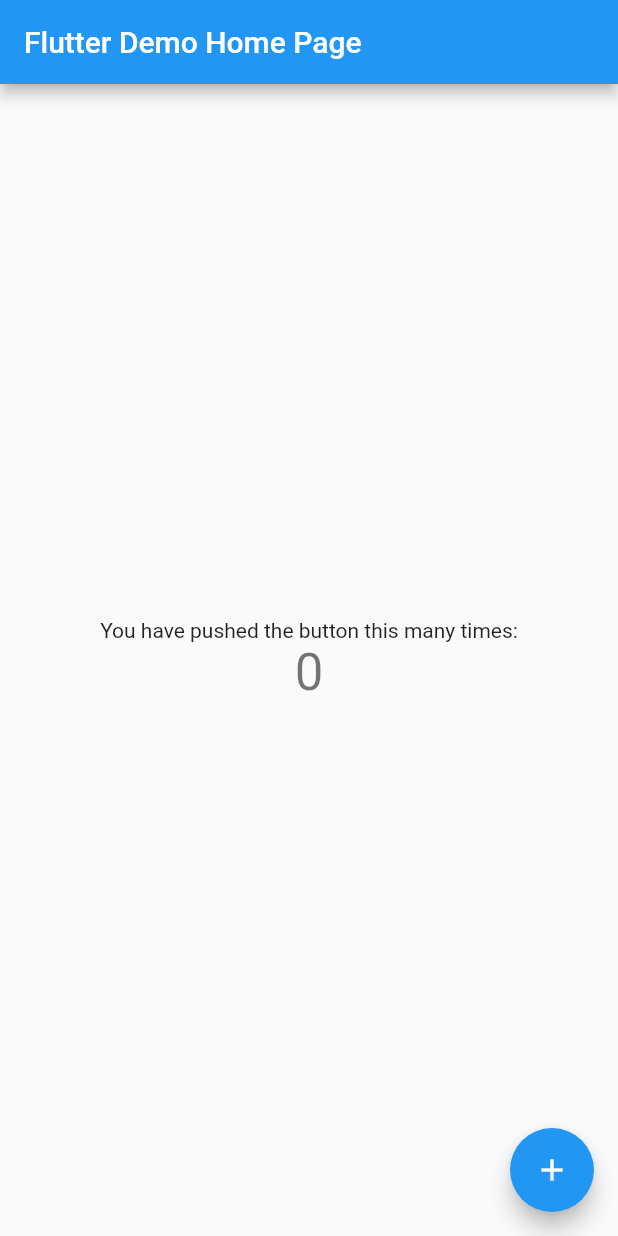
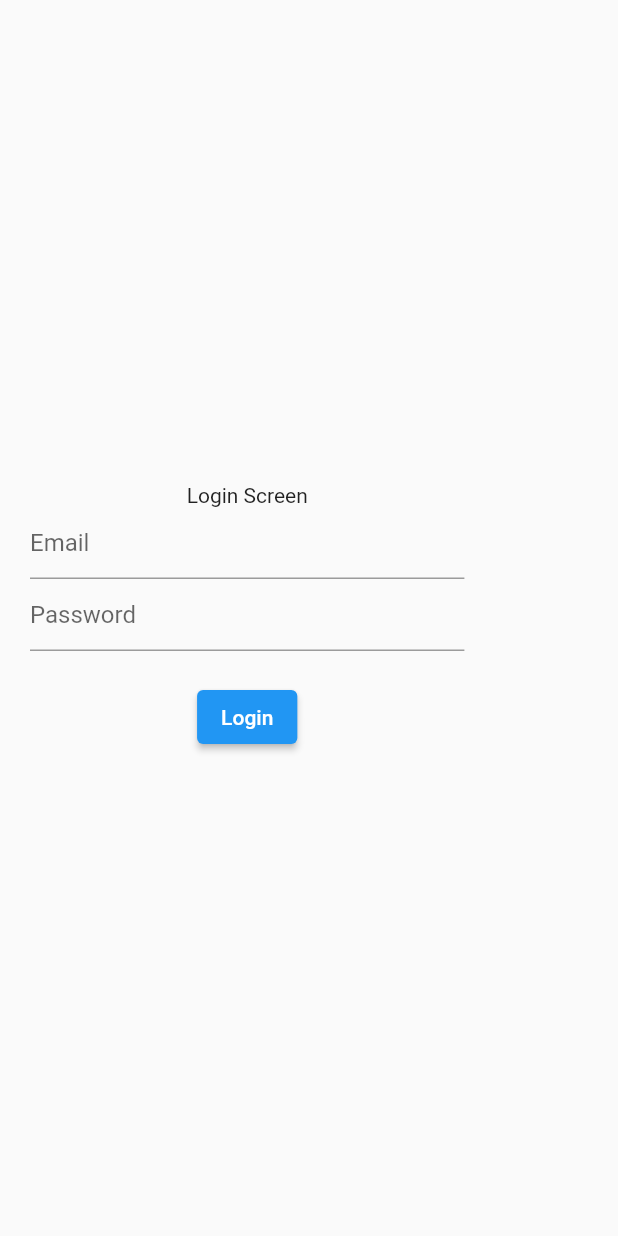
Before and after one commit to TrekHub/ras-chat, a Flutter app: the screen it shows after launch, on a phone screen of 412 x 824 dp. Run offline on Flutter 3.47's test engine with Material 2 defaults, Android fonts, the phone set to English and light mode, and no system bars; our stand-ins replace firebase_auth, firebase_core; accounts and stored records are empty.

Commit message:
ft:working on the auth repo

```diff
--- a/lib/main.dart
+++ b/lib/main.dart
@@ -1,6 +1,11 @@
+import 'package:firebase_core/firebase_core.dart';
 import 'package:flutter/material.dart';
+import 'package:ras_chat/firebase_options.dart';
+import 'package:ras_chat/ui/auth/login_screen.dart';
 
-void main() {
+void main() async {
+  WidgetsFlutterBinding.ensureInitialized();
+  await Firebase.initializeApp(options: DefaultFirebaseOptions.currentPlatform);
   runApp(const MyApp());
 }
 
@@ -13,103 +18,22 @@
     return MaterialApp(
       title: 'Flutter Demo',
       theme: ThemeData(
-        // This is the theme of your application.
-        //
-        // Try running your application with "flutter run". You'll see the
-        // application has a blue toolbar. Then, without quitting the app, try
-        // changing the primarySwatch below to Colors.green and then invoke
-        // "hot reload" (press "r" in the console where you ran "flutter run",
-        // or simply save your changes to "hot reload" in a Flutter IDE).
-        // Notice that the counter didn't reset back to zero; the application
-        // is not restarted.
         primarySwatch: Colors.blue,
       ),
-      home: const MyHomePage(title: 'Flutter Demo Home Page'),
+      home: LoginScreen(),
     );
   }
 }
 
-class MyHomePage extends StatefulWidget {
-  const MyHomePage({super.key, required this.title});
-
-  // This widget is the home page of your application. It is stateful, meaning
-  // that it has a State object (defined below) that contains fields that affect
-  // how it looks.
-
-  // This class is the configuration for the state. It holds the values (in this
-  // case the title) provided by the parent (in this case the App widget) and
-  // used by the build method of the State. Fields in a Widget subclass are
-  // always marked "final".
-
-  final String title;
-
-  @override
-  State<MyHomePage> createState() => _MyHomePageState();
-}
-
-class _MyHomePageState extends State<MyHomePage> {
-  int _counter = 0;
-
-  void _incrementCounter() {
-    setState(() {
-      // This call to setState tells the Flutter framework that something has
-      // changed in this State, which causes it to rerun the build method below
-      // so that the display can reflect the updated values. If we changed
-      // _counter without calling setState(), then the build method would not be
-      // called again, and so nothing would appear to happen.
-      _counter++;
-    });
-  }
+class HomePage extends StatelessWidget {
+  const HomePage({super.key});
 
   @override
   Widget build(BuildContext context) {
-    // This method is rerun every time setState is called, for instance as done
-    // by the _incrementCounter method above.
-    //
-    // The Flutter framework has been optimized to make rerunning build methods
-    // fast, so that you can just rebuild anything that needs updating rather
-    // than having to individually change instances of widgets.
     return Scaffold(
-      appBar: AppBar(
-        // Here we take the value from the MyHomePage object that was created by
-        // the App.build method, and use it to set our appbar title.
-        title: Text(widget.title),
-      ),
-      body: Center(
-        // Center is a layout widget. It takes a single child and positions it
-        // in the middle of the parent.
-        child: Column(
-          // Column is also a layout widget. It takes a list of children and
-          // arranges them vertically. By default, it sizes itself to fit its
-          // children horizontally, and tries to be as tall as its parent.
-          //
-          // Invoke "debug painting" (press "p" in the console, choose the
-          // "Toggle Debug Paint" action from the Flutter Inspector in Android
-          // Studio, or the "Toggle Debug Paint" command in Visual Studio Code)
-          // to see the wireframe for each widget.
-          //
-          // Column has various properties to control how it sizes itself and
-          // how it positions its children. Here we use mainAxisAlignment to
-          // center the children vertically; the main axis here is the vertical
-          // axis because Columns are vertical (the cross axis would be
-          // horizontal).
-          mainAxisAlignment: MainAxisAlignment.center,
-          children: <Widget>[
-            const Text(
-              'You have pushed the button this many times:',
-            ),
-            Text(
-              '$_counter',
-              style: Theme.of(context).textTheme.headlineMedium,
-            ),
-          ],
+        appBar: AppBar(
+          title: const Text('Ras Chat'),
         ),
-      ),
-      floatingActionButton: FloatingActionButton(
-        onPressed: _incrementCounter,
-        tooltip: 'Increment',
-        child: const Icon(Icons.add),
-      ), // This trailing comma makes auto-formatting nicer for build methods.
-    );
+        body: const Center(child: Text('Ras Chat')));
   }
 }
--- /dev/null
+++ b/lib/repositories/auth_repo.dart
@@ -0,0 +1,15 @@
+import 'package:firebase_auth/firebase_auth.dart';
+
+class AuthRepo {
+  AuthRepo(this._auth);
+  final FirebaseAuth _auth;
+
+  //method to sign in with email and password
+
+  Future<User?> signInWithEmailandPassword(String email, password) async {
+    final result = await _auth.signInWithEmailAndPassword(
+        email: email, password: password);
+
+    return result.user;
+  }
+}
--- /dev/null
+++ b/lib/ui/auth/login_screen.dart
@@ -0,0 +1,46 @@
+import 'package:flutter/material.dart';
+
+class LoginScreen extends StatelessWidget {
+  LoginScreen({super.key});
+
+  final TextEditingController emailController = TextEditingController();
+  final TextEditingController passwordController = TextEditingController();
+
+  @override
+  Widget build(BuildContext context) {
+    return Scaffold(
+        body: Container(
+      padding: const EdgeInsets.all(20),
+      width: MediaQuery.of(context).size.width * 0.8,
+      child: Column(
+        mainAxisAlignment: MainAxisAlignment.center,
+        children: [
+          const Text('Login Screen'),
+          TextField(
+            controller: emailController,
+            decoration: const InputDecoration(
+              hintText: 'Email',
+            ),
+          ),
+          TextField(
+            controller: passwordController,
+            decoration: const InputDecoration(hintText: 'Password'),
+          ),
+          const SizedBox(
+            height: 20,
+          ),
+          ElevatedButton(
+              onPressed: () {
+                final data = {
+                  'email': emailController.text,
+                  'password': passwordController.text,
+                };
+
+                print(data);
+              },
+              child: const Text('Login')),
+        ],
+      ),
+    ));
+  }
+}
--- a/pubspec.yaml
+++ b/pubspec.yaml
@@ -35,6 +35,9 @@
   # The following adds the Cupertino Icons font to your application.
   # Use with the CupertinoIcons class for iOS style icons.
   cupertino_icons: ^1.0.2
+  firebase_core: ^2.13.1
+  hooks_riverpod: ^2.3.6
+  firebase_auth: ^4.6.2
 
 dev_dependencies:
   flutter_test:
```
Also changed, not shown: lib/firebase_options.dart (added), pubspec.lock, 10 other files.
